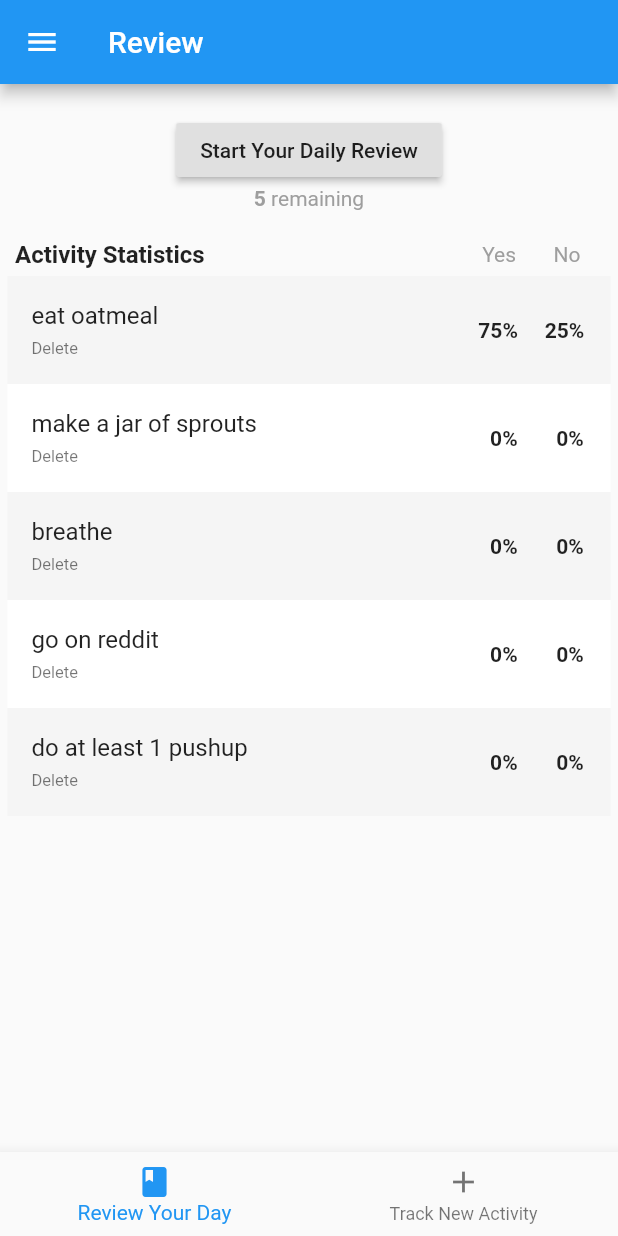
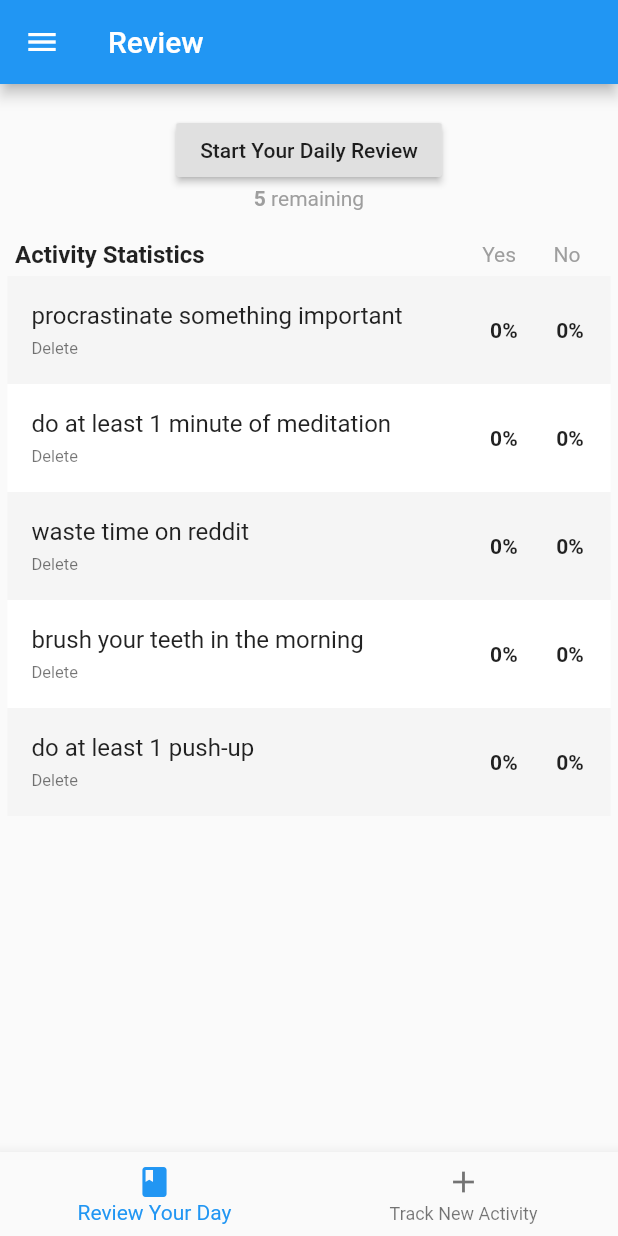
Before and after one commit to sbakht/review_your_day, a Flutter app: the screen it shows after launch, on a phone screen of 412 x 824 dp. Run offline on Flutter 3.47's test engine with Material 2 defaults, Android fonts, the phone set to English and light mode, and no system bars.

Commit message:
set default reviewsg

```diff
--- a/lib/TrackerBrain.dart
+++ b/lib/TrackerBrain.dart
@@ -7,11 +7,17 @@ import 'data/Tracker.dart';
 import 'enums.dart';
 
 List<Tracker> trackers = [
-  Tracker(title: "eat oatmeal", bonusPointsAnswer: Answer.Nothing),
-  Tracker(title: "make a jar of sprouts", bonusPointsAnswer: Answer.Nothing),
-  Tracker(title: "breathe", bonusPointsAnswer: Answer.Nothing),
-  Tracker(title: "go on reddit", bonusPointsAnswer: Answer.Nothing),
-  Tracker(title: "do at least 1 pushup", bonusPointsAnswer: Answer.Nothing),
+  Tracker(
+      title: "procrastinate something important",
+      bonusPointsAnswer: Answer.Nothing),
+  Tracker(
+      title: "do at least 1 minute of meditation",
+      bonusPointsAnswer: Answer.Nothing),
+  Tracker(title: "waste time on reddit", bonusPointsAnswer: Answer.Nothing),
+  Tracker(
+      title: "brush your teeth in the morning",
+      bonusPointsAnswer: Answer.Nothing),
+  Tracker(title: "do at least 1 push-up", bonusPointsAnswer: Answer.Nothing),
 ];
 
 class TrackerBrain {
--- a/lib/data/Tracker.dart
+++ b/lib/data/Tracker.dart
@@ -13,17 +13,17 @@ class Tracker {
     this.archived = false;
     var date = new Date();
     this.dateCreated = date.getTodayFormatted();
-    if (this.title == "eat oatmeal") {
-      this.dateCreated = "6.10.2020";
-      userResponsesByDate["6.16.2020"] = Answer.Yes;
-      userResponsesByDate["6.15.2020"] = Answer.Yes;
-      userResponsesByDate["6.11.2020"] = Answer.Yes;
-      userResponsesByDate["6.14.2020"] = Answer.No;
-    }
-    if (this.title == "think about padding") {
-      this.dateCreated = "6.10.2020";
-      userResponsesByDate["6.16.2020"] = Answer.No;
-    }
+//    if (this.title == "eat oatmeal") {
+//      this.dateCreated = "6.10.2020";
+//      userResponsesByDate["6.16.2020"] = Answer.Yes;
+//      userResponsesByDate["6.15.2020"] = Answer.Yes;
+//      userResponsesByDate["6.11.2020"] = Answer.Yes;
+//      userResponsesByDate["6.14.2020"] = Answer.No;
+//    }
+//    if (this.title == "think about padding") {
+//      this.dateCreated = "6.10.2020";
+//      userResponsesByDate["6.16.2020"] = Answer.No;
+//    }
   }
 
   void setUserAnswerByDate(String date, Answer ans) {
```
